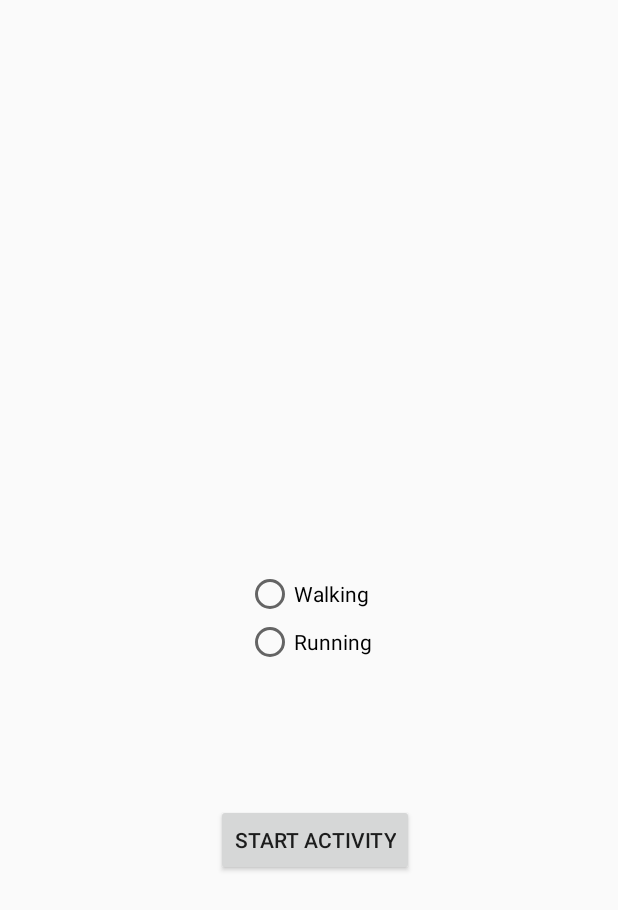
After one commit to AshishGuptaNGupta/everyStepCount, an Android app: the DashBoard screen opened directly, with no data from a screen before it, on a phone screen of 412 x 824 dp. The commit adds this screen. Shown: the top 910 px of the screen. Run offline under Robolectric (Android 15) with nearby library versions, the phone set to English and light mode, and no system bars.

Commit message:
lcoation measurement done

```diff
--- a/app/build.gradle
+++ b/app/build.gradle
@@ -34,7 +34,9 @@ dependencies {
     implementation 'com.google.firebase:firebase-core:16.0.7'
     implementation 'com.google.firebase:firebase-auth:16.1.0'
     implementation 'de.hdodenhof:circleimageview:2.1.0'
+    implementation 'com.google.android.gms:play-services-maps:16.1.0'
+    implementation 'com.android.support:recyclerview-v7:28.0.0'
 
 }
 apply plugin: 'com.google.gms.google-services'
-com.google.gms.googleservices.GoogleServicesPlugin.config.disableVersionCheck=true
+com.google.gms.googleservices.GoogleServicesPlugin.config.disableVersionCheck = true
--- /dev/null
+++ b/app/src/main/java/com/everystepcounts/akshay/everystepcounts2/DashBoard.java
@@ -0,0 +1,43 @@
+package com.everystepcounts.akshay.everystepcounts2;
+
+import android.content.Intent;
+import android.support.v7.app.AppCompatActivity;
+import android.os.Bundle;
+import android.view.View;
+import android.widget.RadioButton;
+
+public class DashBoard extends AppCompatActivity {
+
+    Intent intent;
+
+    String walking="0";
+    String running="1";
+    String activity;
+    public void selectActivity(View view) {
+
+        boolean checked = ((RadioButton) view).isChecked();
+
+        switch(view.getId()) {
+            case R.id.walking:
+                if (checked)
+                    activity=walking;
+                    break;
+            case R.id.Running:
+                if (checked)
+                    activity=running;
+                    break;
+        }
+    }
+
+    public void startActivity(View view){
+        intent.putExtra("Activity",activity);
+        startActivity(intent);
+    }
+
+    @Override
+    protected void onCreate(Bundle savedInstanceState) {
+        super.onCreate(savedInstanceState);
+        setContentView(R.layout.activity_dash_board);
+        intent=new Intent(this, MapsActivity.class);
+    }
+}
--- a/app/src/main/java/com/everystepcounts/akshay/everystepcounts2/MainActivity.java
+++ b/app/src/main/java/com/everystepcounts/akshay/everystepcounts2/MainActivity.java
@@ -33,7 +33,7 @@ public class MainActivity extends AppCompatActivity {
                         if (task.isSuccessful()) {
                             Log.i("Login", "Logged in");
                             Toast.makeText(getApplicationContext(),"Login Successful",Toast.LENGTH_SHORT).show();
-                            Intent intent=new Intent(getApplicationContext(), Dashboard2.class);
+                            Intent intent=new Intent(getApplicationContext(), DashBoard.class);
                             startActivity(intent);
                         } else {
                             Toast.makeText(getApplicationContext(),"Incorrect credentials",Toast.LENGTH_SHORT).show();
--- /dev/null
+++ b/app/src/main/res/layout/activity_dash_board.xml
@@ -0,0 +1,46 @@
+<?xml version="1.0" encoding="utf-8"?>
+<android.support.constraint.ConstraintLayout xmlns:android="http://schemas.android.com/apk/res/android"
+    xmlns:app="http://schemas.android.com/apk/res-auto"
+    xmlns:tools="http://schemas.android.com/tools"
+    android:layout_width="match_parent"
+    android:layout_height="match_parent"
+    tools:context=".DashBoard">
+
+    <Button
+        android:id="@+id/button"
+        android:layout_width="wrap_content"
+        android:layout_height="wrap_content"
+        android:layout_marginEnd="136dp"
+        android:layout_marginBottom="240dp"
+        android:onClick="startActivity"
+        android:text="Start Activity"
+        app:layout_constraintBottom_toBottomOf="parent"
+        app:layout_constraintEnd_toEndOf="parent" />
+
+    <RadioGroup
+        android:id="@+id/radioGroup"
+        android:layout_width="wrap_content"
+        android:layout_height="wrap_content"
+        android:layout_marginBottom="92dp"
+        app:layout_constraintBottom_toTopOf="@+id/button"
+        app:layout_constraintEnd_toEndOf="parent"
+        app:layout_constraintHorizontal_bias="0.5"
+        app:layout_constraintStart_toStartOf="parent">
+
+        <RadioButton
+            android:id="@+id/walking"
+            android:layout_width="wrap_content"
+            android:layout_height="wrap_content"
+            android:layout_weight="1"
+            android:onClick="selectActivity"
+            android:text="Walking" />
+
+        <RadioButton
+            android:id="@+id/Running"
+            android:layout_width="wrap_content"
+            android:layout_height="wrap_content"
+            android:layout_weight="1"
+            android:onClick="selectActivity"
+            android:text="Running" />
+    </RadioGroup>
+</android.support.constraint.ConstraintLayout>
--- a/app/src/main/res/values/strings.xml
+++ b/app/src/main/res/values/strings.xml
@@ -15,4 +15,5 @@
     <string name="nav_header_subtitle">android.studio@android.com</string>
     <string name="nav_header_desc">Navigation header</string>
     <string name="action_settings">Settings</string>
+    <string name="title_activity_maps">Map</string>
 </resources>
```
Also changed, not shown: app/src/debug/res/values/google_maps_api.xml (added, +24 -0 lines), app/src/main/AndroidManifest.xml (+30 -4 lines), app/src/main/java/com/everystepcounts/akshay/everystepcounts2/MapsActivity.java (added, +217 -0 lines), app/src/main/java/com/everystepcounts/akshay/everystepcounts2/home.java (+72 -16 lines), app/src/main/res/layout/activity_home.xml (+21 -4 lines), app/src/main/res/layout/activity_maps.xml (added, +9 -0 lines), 1 other file.
